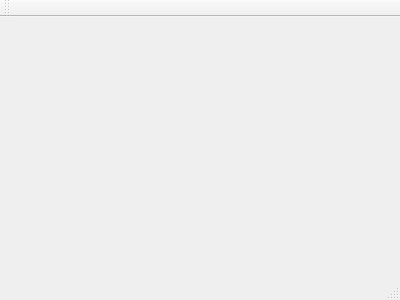
Above: Qt/C++/client_server_examples/mainwindow.ui from Sayoloto/AJC_C- before the change. Below: the same form after it.
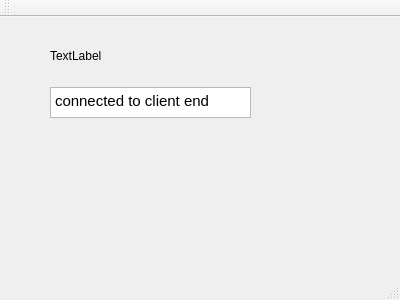
That is the form after the change.

```diff
--- a/Qt/C++/client_server_examples/mainwindow.ui
+++ b/Qt/C++/client_server_examples/mainwindow.ui
@@ -12,13 +12,59 @@
   <property name="windowTitle" >
    <string>MainWindow</string>
   </property>
-  <widget class="QMenuBar" name="menuBar" />
-  <widget class="QToolBar" name="mainToolBar" />
-  <widget class="QWidget" name="centralWidget" />
-  <widget class="QStatusBar" name="statusBar" />
+  <widget class="QWidget" name="centralWidget">
+   <widget class="QLabel" name="label">
+    <property name="geometry">
+     <rect>
+      <x>50</x>
+      <y>30</y>
+      <width>200</width>
+      <height>17</height>
+     </rect>
+    </property>
+    <property name="text">
+     <string>TextLabel</string>
+    </property>
+   </widget>
+   <widget class="QTextEdit" name="textEdit">
+    <property name="geometry">
+     <rect>
+      <x>50</x>
+      <y>70</y>
+      <width>201</width>
+      <height>31</height>
+     </rect>
+    </property>
+    <property name="html">
+     <string>&lt;!DOCTYPE HTML PUBLIC &quot;-//W3C//DTD HTML 4.0//EN&quot; &quot;http://www.w3.org/TR/REC-html40/strict.dtd&quot;&gt;
+&lt;html&gt;&lt;head&gt;&lt;meta name=&quot;qrichtext&quot; content=&quot;1&quot; /&gt;&lt;style type=&quot;text/css&quot;&gt;
+p, li { white-space: pre-wrap; }
+&lt;/style&gt;&lt;/head&gt;&lt;body style=&quot; font-family:'Ubuntu'; font-size:11pt; font-weight:400; font-style:normal;&quot;&gt;
+&lt;p style=&quot; margin-top:0px; margin-bottom:0px; margin-left:0px; margin-right:0px; -qt-block-indent:0; text-indent:0px;&quot;&gt;connected to client end&lt;/p&gt;&lt;/body&gt;&lt;/html&gt;</string>
+    </property>
+   </widget>
+  </widget>
+  <widget class="QMenuBar" name="menuBar">
+   <property name="geometry">
+    <rect>
+     <x>0</x>
+     <y>0</y>
+     <width>400</width>
+     <height>22</height>
+    </rect>
+   </property>
+  </widget>
+  <widget class="QToolBar" name="mainToolBar">
+   <attribute name="toolBarArea">
+    <enum>TopToolBarArea</enum>
+   </attribute>
+   <attribute name="toolBarBreak">
+    <bool>false</bool>
+   </attribute>
+  </widget>
+  <widget class="QStatusBar" name="statusBar"/>
  </widget>
- <layoutDefault spacing="6" margin="11" />
- <pixmapfunction></pixmapfunction>
+ <layoutdefault spacing="6" margin="11"/>
  <resources/>
  <connections/>
 </ui>
```
Left out of the diff: 7 changed lines with no effect on the pictures.
